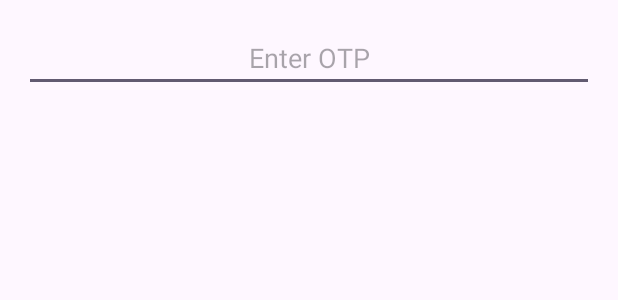
After one commit to VOU-realtimegames-marketing/MobileCustomer, an Android app: the layout popup_verify_email.xml on its own in the app's theme, with its tools: preview values and no code run, on a phone screen of 412 x 824 dp. The commit adds this screen. Shown: the top 300 px of the screen. Run offline under Robolectric (Android 15) with nearby library versions, the phone set to English and light mode, and no system bars.

Commit message:
verify otp

```diff
--- a/app/src/main/java/com/example/customer/Config/Config.java
+++ b/app/src/main/java/com/example/customer/Config/Config.java
@@ -1,7 +1,7 @@
 package com.example.customer.Config;
 
 public class Config {
-    public static final String ip="192.168.1.9";
+    public static final String ip="10.0.232.32";
     public static final int port=9090;
     public static final String userInfo="userInfo"; // file lưu thông tin của user
 }
--- /dev/null
+++ b/app/src/main/res/layout/popup_verify_email.xml
@@ -0,0 +1,17 @@
+<?xml version="1.0" encoding="utf-8"?>
+<LinearLayout xmlns:android="http://schemas.android.com/apk/res/android"
+    android:layout_width="match_parent"
+    android:layout_height="wrap_content"
+    android:orientation="vertical"
+    android:padding="16dp">
+
+    <EditText
+        android:id="@+id/edtOTP"
+        android:layout_width="match_parent"
+        android:layout_height="wrap_content"
+        android:hint="Enter OTP"
+        android:inputType="number"
+        android:textAlignment="center"
+        android:maxLength="6" />
+
+</LinearLayout>
```
Also changed, not shown: app/src/main/java/com/example/customer/controller/activity/SignUpActivity.java (+101 -1 lines), 3 other files.
